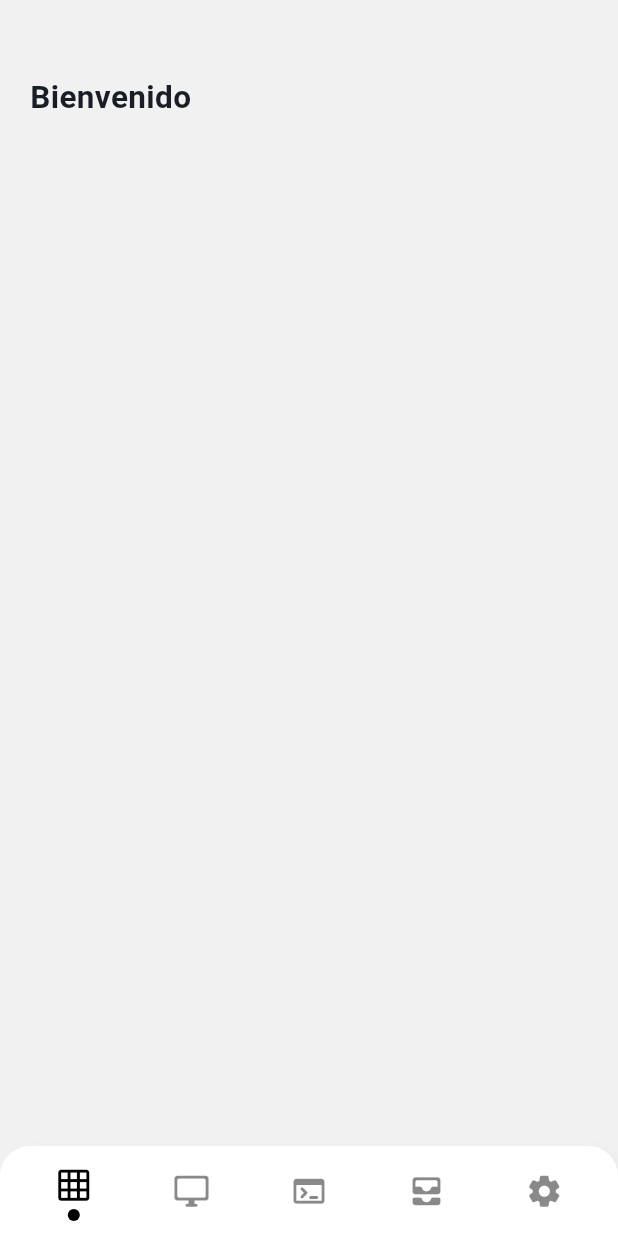
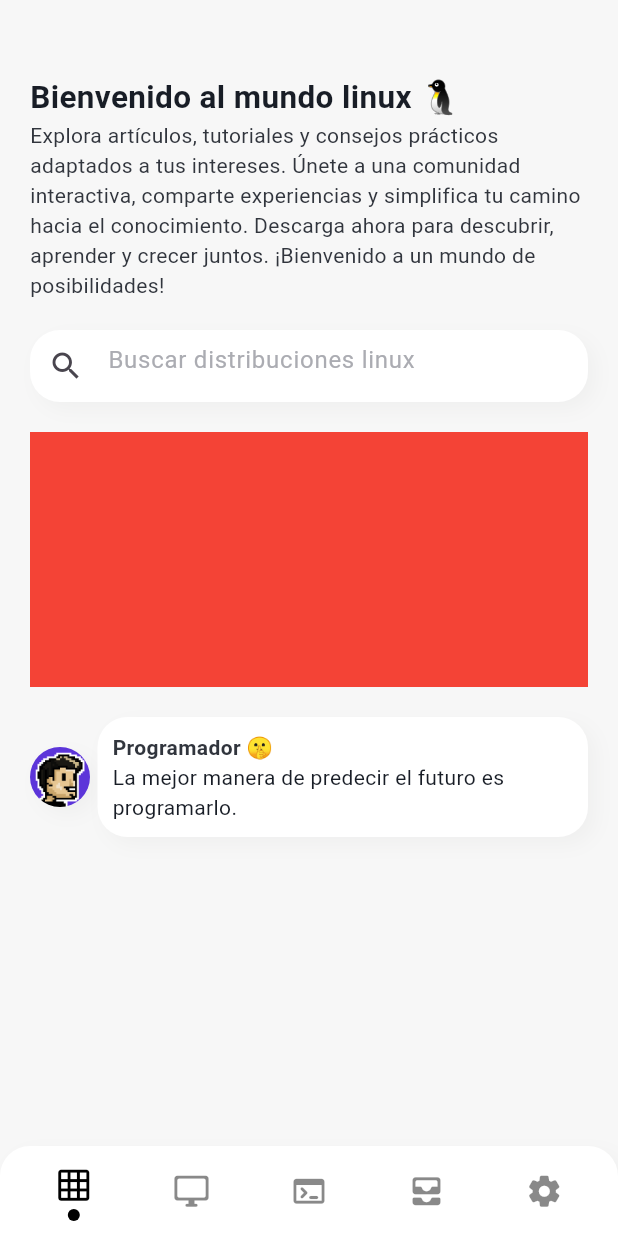
Before and after one commit to leider14/all-linux, a Flutter app: the screen it shows after launch, on a phone screen of 412 x 824 dp. Run offline on Flutter 3.47's test engine with Material 3 defaults, Android fonts, the phone set to English and light mode, and no system bars; our stand-ins replace cached_network_image, get, shimmer.

Commit message:
Actualizacion de home page

```diff
--- a/lib/pages/my_home_page.dart
+++ b/lib/pages/my_home_page.dart
@@ -1,5 +1,7 @@
 
 
+import 'package:bloglinux/widgets/my_ads.dart';
+import 'package:bloglinux/widgets/my_search.dart';
 import 'package:bloglinux/widgets/my_title_app.dart';
 import 'package:flutter/material.dart';
 
@@ -17,7 +19,17 @@ class _MyHomePageState extends State<MyHomePage> {
       child: Column(
         crossAxisAlignment: CrossAxisAlignment.start,
         children: [
-          MyTitleApp(title: "Bienvenido")
+          const MyTitleApp(
+            title: "Bienvenido al mundo linux 🐧",
+            subtitle: "Explora artículos, tutoriales y consejos prácticos adaptados a tus intereses. Únete a una comunidad interactiva, comparte experiencias y simplifica tu camino hacia el conocimiento. Descarga ahora para descubrir, aprender y crecer juntos. ¡Bienvenido a un mundo de posibilidades!",
+          ),
+          MyWdgSearch(),
+          Container(
+            margin: EdgeInsets.all(20),
+            height: 170,
+            color: Colors.red,
+          ),
+          const MyAds(),
         ],
       ),
     );
--- a/lib/style/colors.dart
+++ b/lib/style/colors.dart
@@ -8,7 +8,7 @@ const Color myClrBaseColorLight = Color.fromARGB(255, 139, 184, 187);
 const Color myClrBaseColorOpaque = Color(0xFF1CA578);
 const Color myClrBaseSplash = Color(0xFF1CA578);
 const Color myClrBackgroundCard = Color.fromARGB(255, 255, 255, 255);
-const Color myClrBackground = Color.fromARGB(255, 241, 241, 241);
+const Color myClrBackground = Color.fromARGB(255, 247, 247, 247);
 const Color myClrError = Color(0xFFE10E4B);
 const Color myClrShadow = Color.fromARGB(9, 32, 38, 24);
 const Color myClrSelectionText = Color.fromARGB(40, 28, 174, 129);
--- a/lib/style/font_style.dart
+++ b/lib/style/font_style.dart
@@ -3,6 +3,16 @@
 
 import 'package:bloglinux/style/colors.dart';
 import 'package:flutter/material.dart';
+
+TextStyle myStlBaseText = const TextStyle(
+  fontWeight: FontWeight.normal,
+  color: myClrEnrichedBlack100,
+);
+
+TextStyle myStlBaseHintText = const TextStyle(
+  fontWeight: FontWeight.normal,
+  color: myClrEnrichedBlack700,
+);
 
 TextStyle myStlTitleApp = const TextStyle(
   fontWeight: FontWeight.bold,
@@ -27,7 +37,11 @@ TextStyle myStlCardDistroText = const TextStyle(
   color: myClrEnrichedBlack200,
 );
 
-TextStyle myStlBaseText = const TextStyle(
+TextStyle myStlCardAdsTitle = const TextStyle(
+  fontWeight: FontWeight.bold,
+  color: myClrEnrichedBlack200,
+);
+TextStyle myStlCardAdsSubTitle = const TextStyle(
   fontWeight: FontWeight.normal,
   color: myClrEnrichedBlack100,
 );
--- /dev/null
+++ b/lib/widgets/my_ads.dart
@@ -0,0 +1,100 @@
+
+import 'dart:async';
+import 'package:bloglinux/style/colors.dart';
+import 'package:bloglinux/style/font_style.dart';
+import 'package:flutter/material.dart';
+
+class MyAds extends StatefulWidget {
+  const MyAds({super.key});
+
+  @override
+  State<MyAds> createState() => _MyAdsState();
+}
+
+class _MyAdsState extends State<MyAds> {
+
+  int positionPhrase = 0;
+
+  List<String> frases = [
+    "En el mundo Linux, la libertad y la personalización son las reglas del juego.",
+    "La mejor manera de predecir el futuro es programarlo.",
+    "Un buen código es como un buen chiste: no necesita explicación.",
+    "Cada distribución Linux es como una obra de arte única, pero todas comparten el mismo espíritu de libertad.",
+    "En el mundo del código, la paciencia es la mejor amiga del programador.",
+  ];
+
+  @override
+  void initState() {
+    Timer.periodic(const Duration(seconds: 5), (timer) {
+      if(positionPhrase < frases.length -1){
+        positionPhrase++;
+      }else{
+        positionPhrase = 0;
+      }
+      setState(() {});
+    });
+    super.initState();
+  }
+
+
+  @override
+  Widget build(BuildContext context) {
+    return Padding(
+      padding: const EdgeInsets.symmetric(horizontal: 20),
+      child: Row(
+        children: [
+          Container(
+            height: 40,
+            width: 40,
+            decoration: BoxDecoration(
+              borderRadius: BorderRadius.circular(500),
+              image: DecorationImage(image: Image.asset("assets/img/yo_xd.png").image),
+              boxShadow: const [
+                BoxShadow(
+                  color: myClrShadow,
+                  offset: Offset(5,5),
+                  blurRadius: 10,
+                  //blurStyle: BlurStyle.outer
+                )
+              ]
+            ),
+          ),
+          const SizedBox(width: 5),
+          Expanded(child:
+            Container(
+              padding:const EdgeInsets.all(10),
+              decoration: BoxDecoration(
+                borderRadius: BorderRadius.circular(20),
+                color: myClrBackgroundCard,
+                boxShadow: const [
+                  BoxShadow(
+                    color: myClrShadow,
+                    offset: Offset(5,5),
+                    blurRadius: 10,
+                    //blurStyle: BlurStyle.outer
+                  )
+                ]
+              ),
+              child:
+              Column(
+                crossAxisAlignment: CrossAxisAlignment.start,
+                children: [
+                  Text(
+                    "Programador 🤫",
+                    style: myStlCardAdsTitle,
+                  ),
+                  Text(
+                    frases[positionPhrase],
+                    maxLines: 2,
+                    overflow: TextOverflow.ellipsis,
+                    style: myStlCardAdsSubTitle,
+                  ),
+                ]
+              )
+            )
+          ),
+        ],
+      ),
+    );
+  }
+}
--- /dev/null
+++ b/lib/widgets/my_search.dart
@@ -0,0 +1,48 @@
+
+
+
+import 'package:bloglinux/style/colors.dart';
+import 'package:bloglinux/style/font_style.dart';
+import 'package:flutter/material.dart';
+
+class MyWdgSearch extends StatefulWidget {
+  const MyWdgSearch({super.key});
+
+  @override
+  State<MyWdgSearch> createState() => _MyWdgSearchState();
+}
+
+class _MyWdgSearchState extends State<MyWdgSearch> {
+
+
+  @override
+  Widget build(BuildContext context) {
+    return Padding(
+      padding: const EdgeInsets.symmetric(horizontal: 20),
+      child: Container(
+        decoration: BoxDecoration(
+          borderRadius: BorderRadius.circular(20),
+          color: myClrBackgroundCard,
+          boxShadow: const [
+            BoxShadow(
+              color: myClrShadow,
+              offset: Offset(5,5),
+              blurRadius: 10,
+              //blurStyle: BlurStyle.outer
+            )
+          ]
+        ),
+        child: TextField(
+          decoration: InputDecoration(
+            prefixIcon: Icon(Icons.search,),
+
+            border: InputBorder.none,
+            hintText: "Buscar distribuciones linux ",
+            hintStyle: myStlBaseHintText
+
+          ),
+        ),
+      )
+    );
+  }
+}
```
Also changed, not shown: assets/img/yo_xd.png (added).
